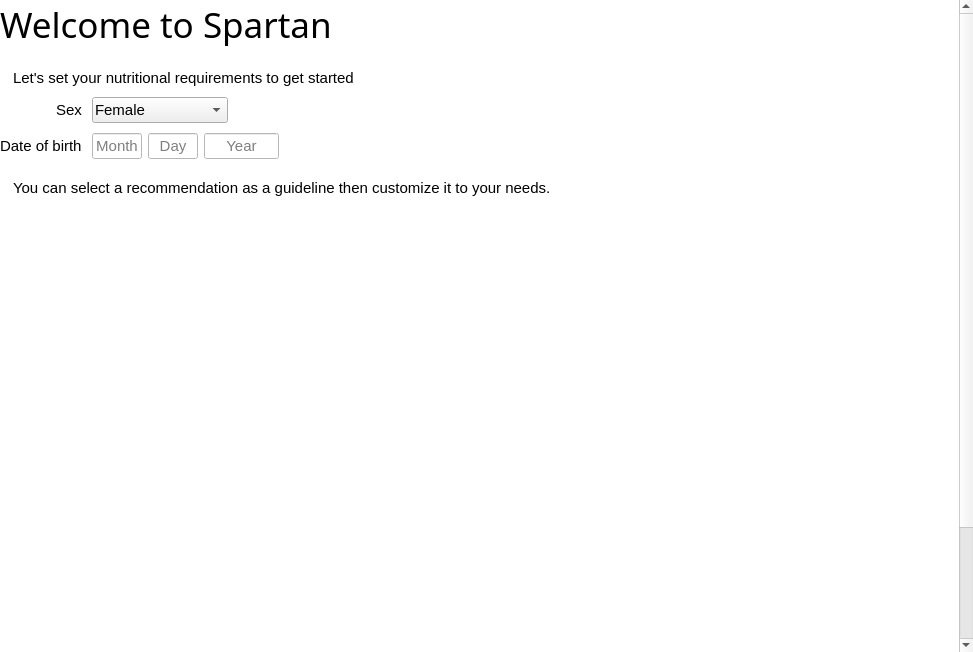
josh-minch/spartan, file ui/ui_reqwizwidget.ui: the form before one commit.
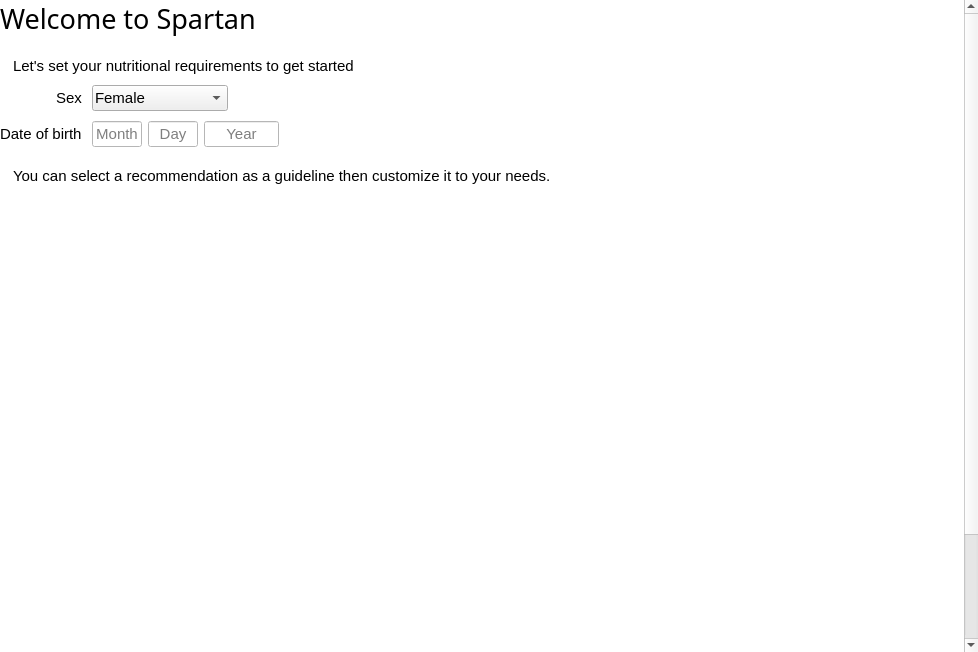
The form after the commit. Icons and pictures are not drawn. Custom widgets are drawn as their Qt base class.

Patch:
```diff
--- a/ui/ui_reqwizwidget.ui
+++ b/ui/ui_reqwizwidget.ui
@@ -6,7 +6,7 @@
    <rect>
     <x>0</x>
     <y>0</y>
-    <width>973</width>
+    <width>978</width>
     <height>652</height>
    </rect>
   </property>
@@ -112,9 +112,9 @@
       <property name="geometry">
        <rect>
         <x>0</x>
-        <y>-189</y>
-        <width>956</width>
-        <height>841</height>
+        <y>-177</y>
+        <width>961</width>
+        <height>829</height>
        </rect>
       </property>
       <layout class="QGridLayout" name="gridLayout_2" rowstretch="0,0,1">
@@ -139,7 +139,6 @@
           <widget class="ReqView" name="mineral_view">
            <property name="font">
             <font>
-             <family>Segoe UI</family>
              <pointsize>11</pointsize>
             </font>
            </property>
@@ -184,7 +183,6 @@
           <widget class="ReqView" name="macro_view">
            <property name="font">
             <font>
-             <family>Segoe UI</family>
              <pointsize>11</pointsize>
             </font>
            </property>
@@ -229,7 +227,6 @@
           <widget class="ReqView" name="vit_view">
            <property name="font">
             <font>
-             <family>Segoe UI</family>
              <pointsize>11</pointsize>
             </font>
            </property>
@@ -313,6 +310,7 @@
               <widget class="QLabel" name="label_15">
                <property name="font">
                 <font>
+                 <family>Segoe UI</family>
                  <pointsize>11</pointsize>
                 </font>
                </property>
@@ -383,8 +381,6 @@
                 <font>
                  <family>Segoe UI</family>
                  <pointsize>11</pointsize>
-                 <weight>50</weight>
-                 <bold>false</bold>
                 </font>
                </property>
                <property name="text">
@@ -411,7 +407,6 @@
                </property>
                <property name="font">
                 <font>
-                 <family>Segoe UI</family>
                  <pointsize>11</pointsize>
                 </font>
                </property>
@@ -502,8 +497,6 @@
                 <font>
                  <family>Segoe UI</family>
                  <pointsize>11</pointsize>
-                 <weight>50</weight>
-                 <bold>false</bold>
                 </font>
                </property>
                <property name="text">
@@ -535,6 +528,7 @@
                  </property>
                  <property name="font">
                   <font>
+                   <family>Segoe UI</family>
                    <pointsize>11</pointsize>
                   </font>
                  </property>
@@ -565,6 +559,7 @@
                  </property>
                  <property name="font">
                   <font>
+                   <family>Segoe UI</family>
                    <pointsize>11</pointsize>
                   </font>
                  </property>
@@ -595,6 +590,7 @@
                  </property>
                  <property name="font">
                   <font>
+                   <family>Segoe UI</family>
                    <pointsize>11</pointsize>
                   </font>
                  </property>
@@ -648,6 +644,7 @@
               <widget class="QLabel" name="label_17">
                <property name="font">
                 <font>
+                 <family>Segoe UI</family>
                  <pointsize>11</pointsize>
                 </font>
                </property>
@@ -668,7 +665,7 @@
            <property name="font">
             <font>
              <family>Segoe UI Semilight</family>
-             <pointsize>26</pointsize>
+             <pointsize>20</pointsize>
             </font>
            </property>
            <property name="text">
```
Left out of the diff: 11 changed lines with no effect on the pictures.
